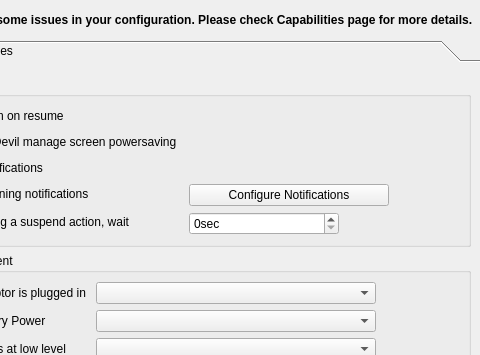
Qt form kcmodule/generalPage.ui (KDE/powerdevil) before a commit; both pictures show x 101 to 581 and y 0 to 355 of the 581 by 537 pixel window.
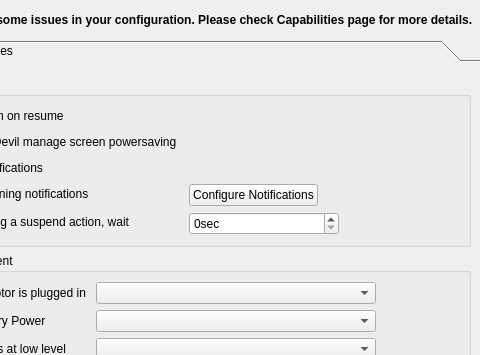
The same form after that commit. Custom widgets are drawn as their Qt base class.

```diff
--- a/kcmodule/generalPage.ui
+++ b/kcmodule/generalPage.ui
@@ -124,19 +124,6 @@
             </property>
            </widget>
           </item>
-          <item row="3" column="1" >
-           <widget class="QPushButton" name="notificationsButton" >
-            <property name="maximumSize" >
-             <size>
-              <width>200</width>
-              <height>16777215</height>
-             </size>
-            </property>
-            <property name="text" >
-             <string>Configure Notifications</string>
-            </property>
-           </widget>
-          </item>
           <item row="4" column="0" >
            <widget class="QCheckBox" name="suspendWait" >
             <property name="toolTip" >
@@ -173,6 +160,36 @@
             </property>
            </widget>
           </item>
+          <item row="3" column="1" >
+           <layout class="QHBoxLayout" name="horizontalLayout_2" >
+            <item>
+             <widget class="QPushButton" name="notificationsButton" >
+              <property name="maximumSize" >
+               <size>
+                <width>16777215</width>
+                <height>16777215</height>
+               </size>
+              </property>
+              <property name="text" >
+               <string>Configure Notifications</string>
+              </property>
+             </widget>
+            </item>
+            <item>
+             <spacer name="horizontalSpacer" >
+              <property name="orientation" >
+               <enum>Qt::Horizontal</enum>
+              </property>
+              <property name="sizeHint" stdset="0" >
+               <size>
+                <width>40</width>
+                <height>20</height>
+               </size>
+              </property>
+             </spacer>
+            </item>
+           </layout>
+          </item>
          </layout>
         </widget>
        </item>
```
Left out of the diff: 4 changed lines with no effect on the pictures.
